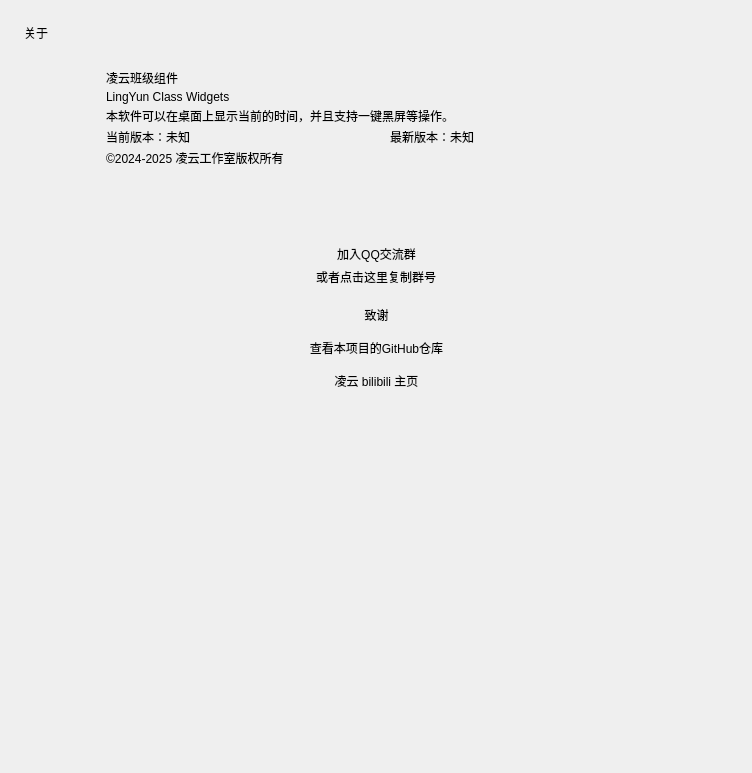
Above: Resource/ui/set_info.ui from Yamikani-Flipped/LingYun-Class-Widgets before the change. Below: the same form after it.
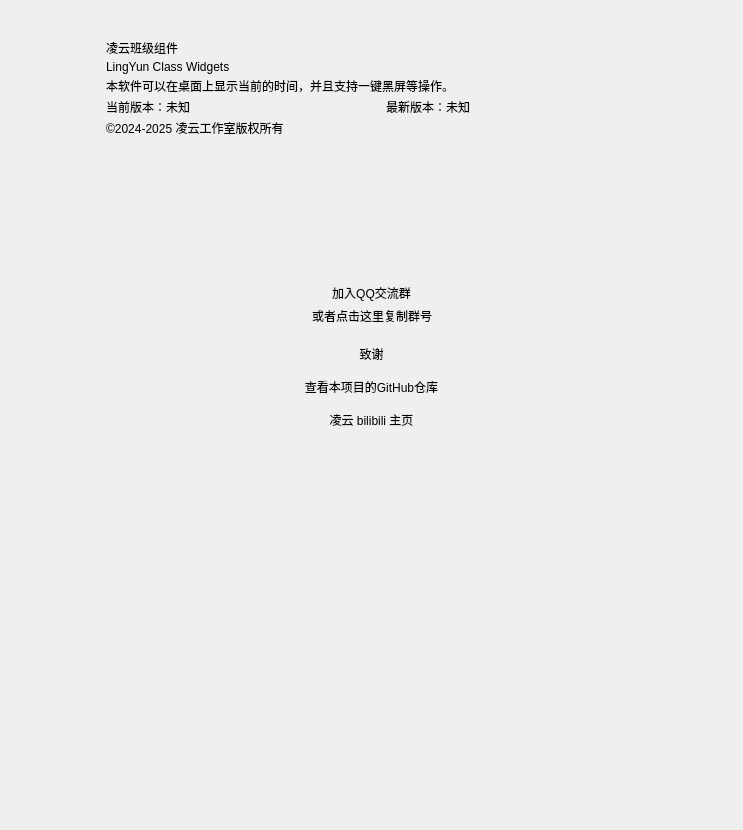
That is the form after the change. Icons and pictures are not drawn. Custom widgets are drawn as their Qt base class.

The edit to the form file:
```diff
--- a/Resource/ui/set_info.ui
+++ b/Resource/ui/set_info.ui
@@ -6,20 +6,86 @@
    <rect>
     <x>0</x>
     <y>0</y>
-    <width>752</width>
-    <height>773</height>
+    <width>743</width>
+    <height>830</height>
    </rect>
   </property>
-  <property name="sizePolicy">
-   <sizepolicy hsizetype="Preferred" vsizetype="Expanding">
-    <horstretch>0</horstretch>
-    <verstretch>0</verstretch>
-   </sizepolicy>
-  </property>
   <property name="windowTitle">
    <string>Form</string>
   </property>
-  <layout class="QVBoxLayout" name="verticalLayout_2">
+  <layout class="QVBoxLayout" name="verticalLayout_4">
+   <property name="spacing">
+    <number>0</number>
+   </property>
+   <property name="leftMargin">
+    <number>0</number>
+   </property>
+   <property name="topMargin">
+    <number>0</number>
+   </property>
+   <property name="rightMargin">
+    <number>0</number>
+   </property>
+   <property name="bottomMargin">
+    <number>0</number>
+   </property>
+   <item>
+    <layout class="QHBoxLayout" name="horizontalLayout_2">
+     <item>
+      <spacer name="horizontalSpacer">
+       <property name="orientation">
+        <enum>Qt::Horizontal</enum>
+       </property>
+       <property name="sizeHint" stdset="0">
+        <size>
+         <width>40</width>
+         <height>20</height>
+        </size>
+       </property>
+      </spacer>
+     </item>
+     <item>
+      <widget class="QLabel" name="label_2">
+       <property name="maximumSize">
+        <size>
+         <width>750</width>
+         <height>200</height>
+        </size>
+       </property>
+       <property name="text">
+        <string/>
+       </property>
+       <property name="pixmap">
+        <pixmap>../png/info.png</pixmap>
+       </property>
+       <property name="scaledContents">
+        <bool>true</bool>
+       </property>
+       <property name="alignment">
+        <set>Qt::AlignLeading|Qt::AlignLeft|Qt::AlignVCenter</set>
+       </property>
+       <property name="wordWrap">
+        <bool>false</bool>
+       </property>
+      </widget>
+     </item>
+     <item>
+      <spacer name="horizontalSpacer_2">
+       <property name="orientation">
+        <enum>Qt::Horizontal</enum>
+       </property>
+       <property name="sizeHint" stdset="0">
+        <size>
+         <width>40</width>
+         <height>20</height>
+        </size>
+       </property>
+      </spacer>
+     </item>
+    </layout>
+   </item>
+   <item>
+    <layout class="QVBoxLayout" name="verticalLayout">
    <property name="spacing">
     <number>18</number>
    </property>
@@ -27,21 +93,11 @@
     <number>24</number>
    </property>
    <property name="topMargin">
-    <number>24</number>
+      <number>10</number>
    </property>
    <property name="rightMargin">
     <number>24</number>
    </property>
-   <property name="bottomMargin">
-    <number>0</number>
-   </property>
-   <item>
-    <widget class="TitleLabel" name="TitleLabel">
-     <property name="text">
-      <string>关于</string>
-     </property>
-    </widget>
-   </item>
    <item>
     <widget class="SmoothScrollArea" name="sd_scroll">
      <property name="styleSheet">
@@ -55,8 +111,8 @@
        <rect>
         <x>0</x>
         <y>0</y>
-        <width>704</width>
-        <height>693</height>
+          <width>695</width>
+          <height>617</height>
        </rect>
       </property>
       <layout class="QVBoxLayout" name="verticalLayout_9">
@@ -66,7 +122,7 @@
           <number>3</number>
          </property>
          <item>
-          <layout class="QVBoxLayout" name="verticalLayout">
+            <layout class="QVBoxLayout" name="verticalLayout_2">
            <property name="leftMargin">
             <number>48</number>
            </property>
@@ -539,25 +595,6 @@
          </item>
         </layout>
        </item>
-       <item>
-        <widget class="QFrame" name="blank">
-         <property name="minimumSize">
-          <size>
-           <width>0</width>
-           <height>25</height>
-          </size>
-         </property>
-         <property name="frameShape">
-          <enum>QFrame::StyledPanel</enum>
-         </property>
-         <property name="frameShadow">
-          <enum>QFrame::Raised</enum>
-         </property>
-         <property name="lineWidth">
-          <number>5</number>
-         </property>
-        </widget>
-       </item>
        <item>
         <spacer name="verticalSpacer">
          <property name="orientation">
@@ -571,22 +608,11 @@
          </property>
         </spacer>
        </item>
-       <item>
-        <spacer name="horizontalSpacer_2">
-         <property name="orientation">
-          <enum>Qt::Horizontal</enum>
-         </property>
-         <property name="sizeHint" stdset="0">
-          <size>
-           <width>40</width>
-           <height>20</height>
-          </size>
-         </property>
-        </spacer>
-       </item>
-      </layout>
-     </widget>
-    </widget>
+        </layout>
+       </widget>
+      </widget>
+     </item>
+    </layout>
    </item>
   </layout>
  </widget>
@@ -622,11 +648,6 @@
    <extends>QLabel</extends>
    <header>qfluentwidgets</header>
   </customwidget>
-  <customwidget>
-   <class>TitleLabel</class>
-   <extends>QLabel</extends>
-   <header>qfluentwidgets</header>
-  </customwidget>
  </customwidgets>
  <resources/>
  <connections/>
```
Lines whose indentation alone changed are shown as unchanged.
